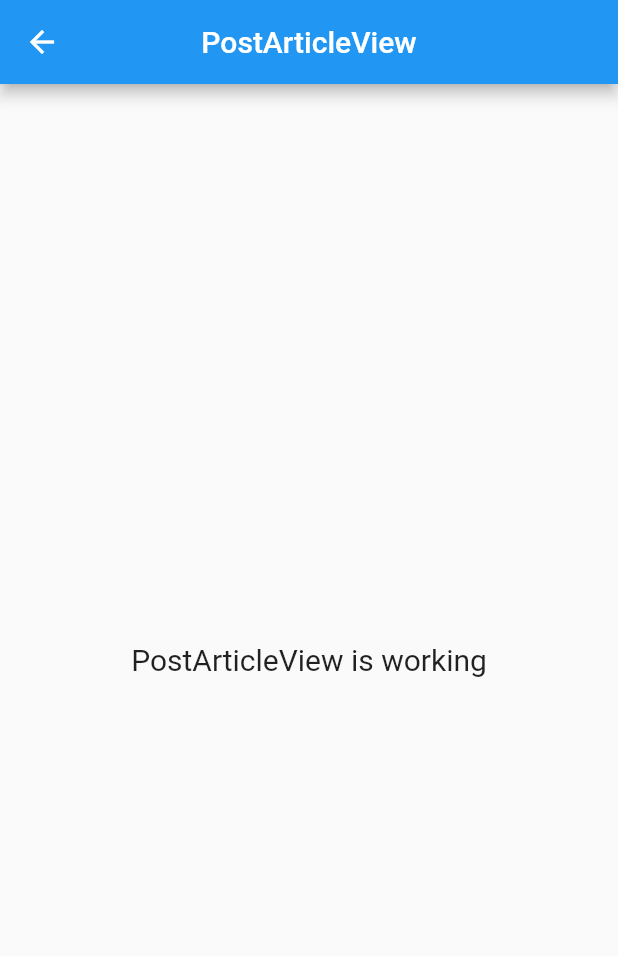
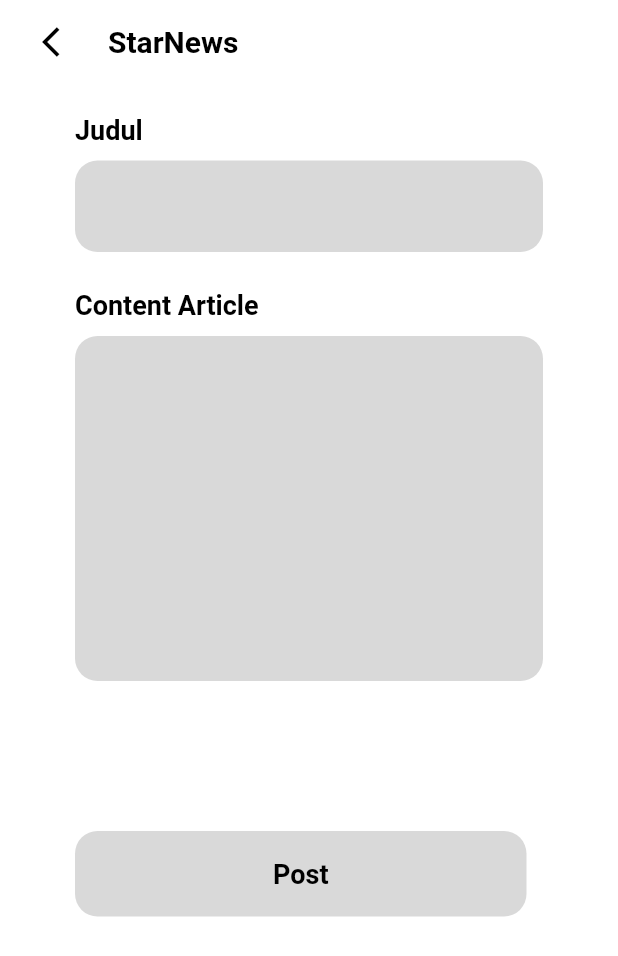
Before and after one commit to mfajarhafidh/Rewrite-GetX-Get-Post-Delete, a Flutter app: the PostArticleView screen opened by its route, on a phone screen of 412 x 824 dp. Shown: the top 956 px of the screen. Run offline on Flutter 3.47's test engine with Material 2 defaults, Android fonts, the phone set to English and light mode, and no system bars; our stand-ins replace easy_splash_screen, gap, get, logger, skeletons; network calls fail.

Commit message:
feat: add post and delete api data

```diff
--- a/lib/app/modules/post_article/views/post_article_view.dart
+++ b/lib/app/modules/post_article/views/post_article_view.dart
@@ -1,6 +1,9 @@
 import 'package:flutter/material.dart';
+import 'package:gap/gap.dart';
 
 import 'package:get/get.dart';
+import 'package:rewrite_3/app/shared/color_schemes/color_scheme.dart';
+import 'package:rewrite_3/app/shared/text_styles/text_style.dart';
 
 import '../controllers/post_article_controller.dart';
 
@@ -8,16 +11,87 @@ class PostArticleView extends GetView<PostArticleController> {
   @override
   Widget build(BuildContext context) {
     return Scaffold(
-      appBar: AppBar(
-        title: Text('PostArticleView'),
-        centerTitle: true,
-      ),
-      body: Center(
-        child: Text(
-          'PostArticleView is working',
-          style: TextStyle(fontSize: 20),
+        resizeToAvoidBottomInset: false,
+        backgroundColor: Colors.white,
+        appBar: AppBar(
+          backgroundColor: Colors.white,
+          elevation: 0.0,
+          title: Text(
+            'StarNews',
+            style: headline1,
+          ),
+          leading: Padding(
+            padding: const EdgeInsets.only(left: 20),
+            child: IconButton(
+              icon: Icon(
+                Icons.arrow_back_ios,
+                color: Colors.black,
+              ),
+              onPressed: () => Get.back(),
+            ),
+          ),
         ),
-      ),
-    );
+        body: Padding(
+          padding: EdgeInsets.symmetric(horizontal: 50),
+          child: Column(
+            crossAxisAlignment: CrossAxisAlignment.start,
+            children: [
+              Gap(20),
+              Text(
+                "Judul",
+                style: headline2,
+              ),
+              Gap(10),
+              TextField(
+                style: headline2,
+                controller: controller.title,
+                onSubmitted: (val) => controller.changeNode(),
+                decoration: InputDecoration(
+                    filled: true,
+                    fillColor: bgColor,
+                    border: OutlineInputBorder(
+                        borderRadius: BorderRadius.circular(15),
+                        borderSide: BorderSide.none)),
+              ),
+              Gap(25),
+              Text(
+                "Content Article",
+                style: headline2,
+              ),
+              Gap(10),
+              TextField(
+                style: headline3,
+                controller: controller.desc,
+                focusNode: controller.nodeTwo,
+                decoration: InputDecoration(
+                  filled: true,
+                  fillColor: bgColor,
+                  border: OutlineInputBorder(
+                      borderRadius: BorderRadius.circular(15),
+                      borderSide: BorderSide.none),
+                ),
+                maxLines: 10,
+              ),
+              Gap(100),
+              Obx(() => GestureDetector(
+                    onTap: () => controller.isLoading.value ? null : controller.postArticleController(),
+                    child: Container(
+                      height: 57,
+                      width: 301,
+                      decoration: BoxDecoration(
+                          borderRadius: BorderRadius.circular(15),
+                          color: bgColor),
+                      child: Center(
+                          child: controller.isLoading.value
+                          ? CircularProgressIndicator()
+                          : Text(
+                        "Post",
+                        style: headline2,
+                      )),
+                    ),
+                  ))
+            ],
+          ),
+        ));
   }
 }
--- a/pubspec.yaml
+++ b/pubspec.yaml
@@ -11,6 +11,7 @@ dependencies:
   logger: 1.2.2
   easy_splash_screen: 1.0.4
   skeletons: 0.0.3
+  gap: 2.0.1
   flutter:
     sdk: flutter
 
@@ -21,6 +22,6 @@ dev_dependencies:
     sdk: flutter
 
 flutter:
-  uses-material-design: true
   assets:
     - assets/
+  uses-material-design: true
```
Also changed, not shown: lib/app/initializer.dart (+0 -8 lines), lib/app/modules/detail_article/views/detail_article_view.dart (+8 -5 lines), lib/app/modules/home/controllers/home_controller.dart (+16 -0 lines), lib/app/modules/home/services/list_article_service.dart (+10 -0 lines), lib/app/modules/home/views/home_view.dart (+12 -5 lines), lib/app/modules/post_article/controllers/post_article_controller.dart (+28 -12 lines), lib/app/modules/post_article/services/post_article_service.dart (added, +21 -0 lines), pubspec.lock.
